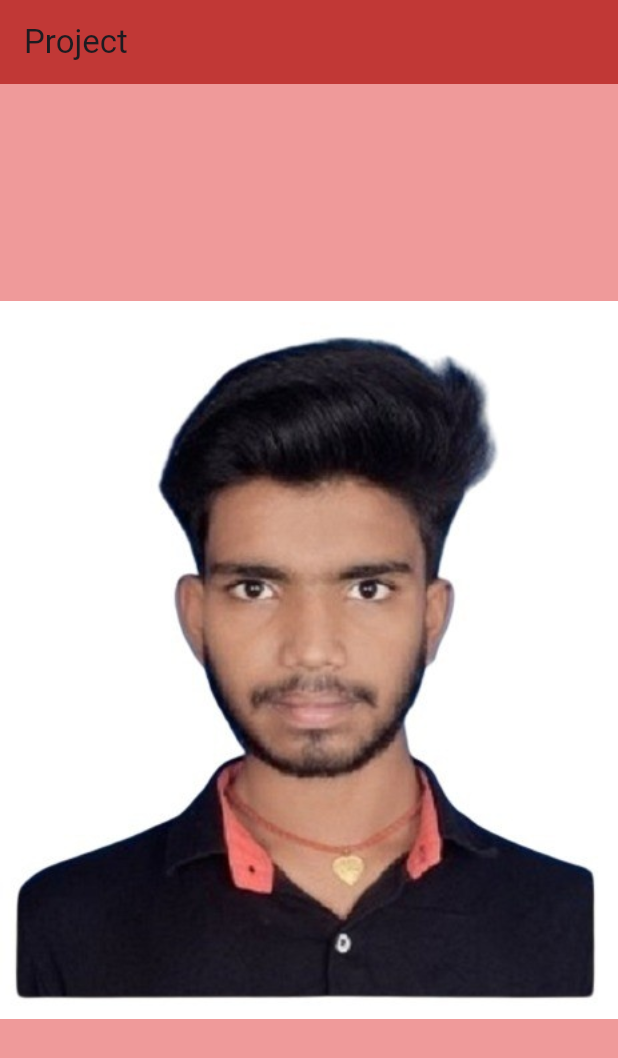
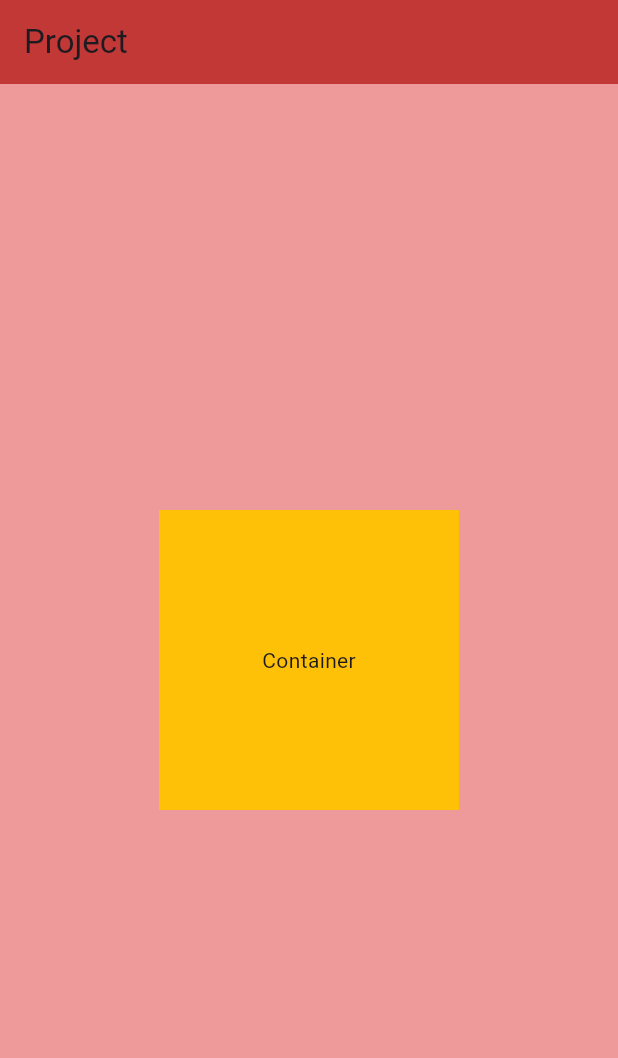
Before and after one commit to anshu-ac-dv/flutter_application_1, a Flutter app: the screen it shows after launch, on a phone screen of 412 x 824 dp. Shown: the top 1058 px of the screen. Run offline on Flutter 3.47's test engine with Material 3 defaults, Android fonts, the phone set to English and light mode, and no system bars.

Commit message:
Initial Commit

```diff
--- a/lib/main.dart
+++ b/lib/main.dart
@@ -1,16 +1,44 @@
 import 'package:flutter/material.dart';
 
+// void main() {
+//   runApp(
+//     MaterialApp(
+//       home: Scaffold(
+//         backgroundColor: Colors.red.shade200,
+//         appBar: AppBar(
+//           backgroundColor: const Color.fromRGBO(193, 56, 54, 1),
+//           title: Text('Project'),
+//         ),
+//         body: Center(child: Image(image: AssetImage('assets/Anshu.jpg'))),
+//       ),
+//     ),
+//   );
+// }
 void main() {
-  runApp(
-    MaterialApp(
+  runApp(MyApp());
+}
+
+class MyApp extends StatelessWidget {
+  const MyApp({super.key});
+
+  @override
+  Widget build(BuildContext context) {
+    return MaterialApp(
       home: Scaffold(
         backgroundColor: Colors.red.shade200,
         appBar: AppBar(
           backgroundColor: const Color.fromRGBO(193, 56, 54, 1),
           title: Text('Project'),
         ),
-        body: Center(child: Image(image: AssetImage('assets/Anshu.jpg'))),
+        body: Center(
+          child: Container(
+            height: 200,
+            width: 200,
+            color: Colors.amber,
+            child: Center(child: Text('Container')),
+          ),
+        ),
       ),
-    ),
-  );
+    );
+  }
 }
```
Also changed, not shown: 1 other file.
